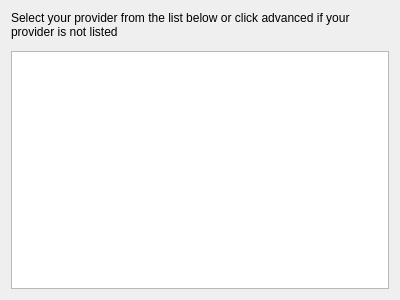
This is accountwizard/providerpage.ui in KDE/kdepim-runtime as Qt 5 draws it before an edit. The edited form follows.
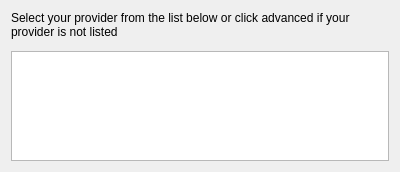
This is the edited form. Custom widgets are drawn as their Qt base class.

Commit message: Resize initial screen. Add support for a cli option to point to a tar-package.

Diff of the .ui file:
```diff
--- a/accountwizard/providerpage.ui
+++ b/accountwizard/providerpage.ui
@@ -7,7 +7,7 @@
     <x>0</x>
     <y>0</y>
     <width>400</width>
-    <height>300</height>
+    <height>172</height>
    </rect>
   </property>
   <layout class="QVBoxLayout" name="verticalLayout">
```
The commit also changes 6 other files.
